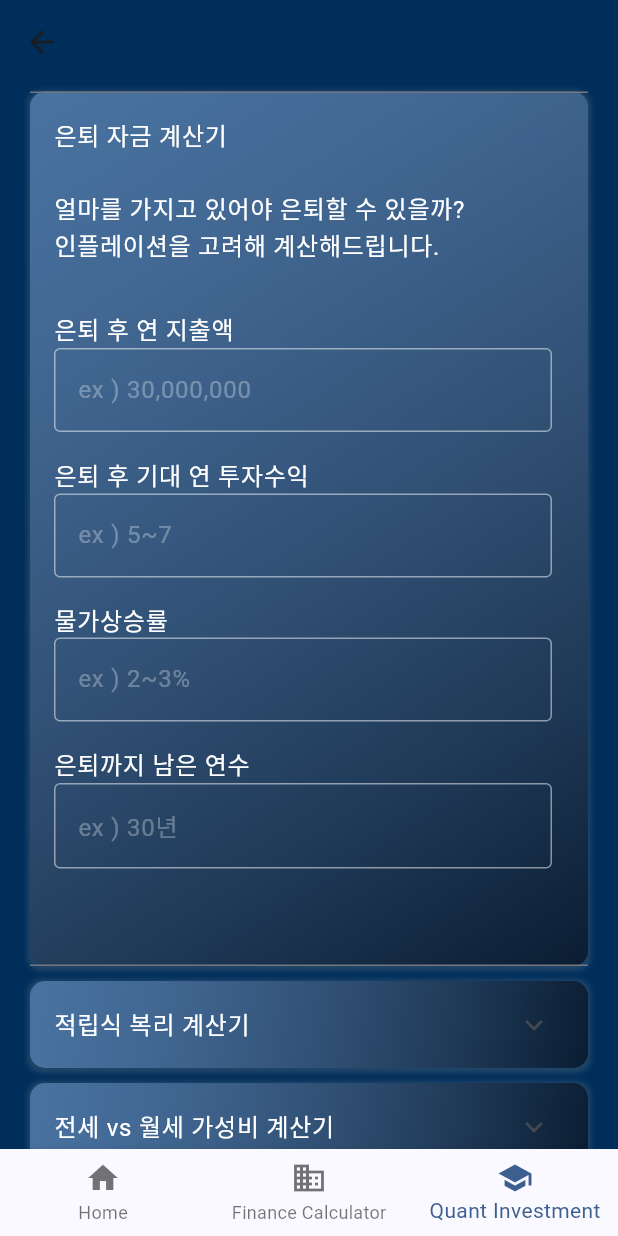
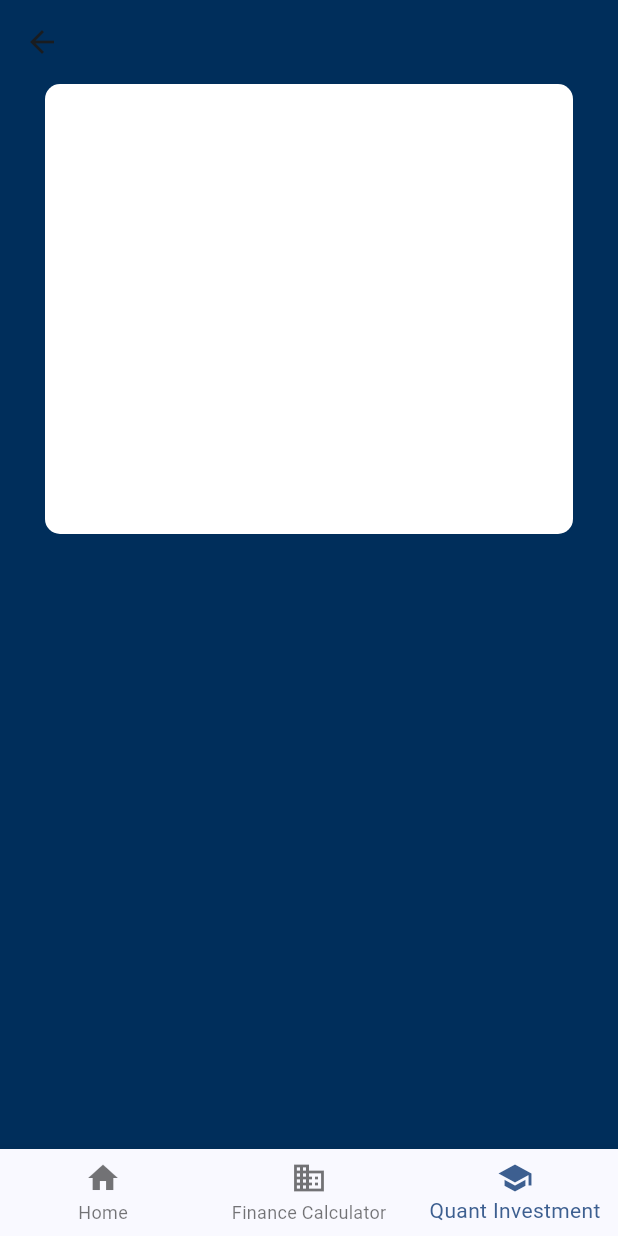
Before and after one commit to MeotJH/quantbot_front, a Flutter app: the screen it shows after launch, item 3 of the bottom bar chosen, on a phone screen of 412 x 824 dp. Run offline on Flutter 3.47's test engine with Material 3 defaults, Android fonts, the phone set to English and light mode, and no system bars; our stand-ins replace dio, flutter_dotenv, flutter_riverpod, freezed_annotation, go_router, url_strategy; network calls fail; Roboto replaces fonts that are missing (PretendardRegular).

Commit message:
Add invest page for new view

```diff
--- a/lib/components/quant_bottom_navagation_bar.dart
+++ b/lib/components/quant_bottom_navagation_bar.dart
@@ -22,7 +22,7 @@ class _QuantBottomNavigationBar extends ConsumerState<QuantBottomNavigationBar>
         context.push('/calculator');
         break;
       case 2:
-        context.push('/calculator');
+        context.push('/quant-investment');
         break;
       default:
         context.push('/');
--- a/lib/main.dart
+++ b/lib/main.dart
@@ -3,6 +3,7 @@ import 'package:flutter_riverpod/flutter_riverpod.dart';
 import 'package:go_router/go_router.dart';
 import 'package:quant_bot_front/views/calculator_page.dart';
 import 'package:quant_bot_front/views/home_page.dart';
+import 'package:quant_bot_front/views/quant_investment.dart';
 import 'package:url_strategy/url_strategy.dart';
 import 'package:flutter_dotenv/flutter_dotenv.dart';
 
@@ -20,6 +21,12 @@ final GoRouter _router = GoRouter(
         return const CalculatorPage();
       },
     ),
+    GoRoute(
+      path: '/quant-investment',
+      builder: (BuildContext context, GoRouterState state) {
+        return const QuantInvestmentPage();
+      },
+    )
   ],
 );
 
--- a/lib/views/calculator_page.dart
+++ b/lib/views/calculator_page.dart
@@ -43,13 +43,11 @@ class _CalculatorPageState extends State<CalculatorPage> {
     if (percent <= inflation) {
       print('연 투자수익이 물가상승률 보다 커야합니다.');
     }
-    final result =
-        money * (pow((1.0 + inflation), year)) / (percent - inflation);
+    final result = money * (pow((1.0 + inflation), year)) / (percent - inflation);
     print('this is result $result');
     retireResult = result.toStringAsFixed(0);
     setState(() {
-      retireResult =
-          " ${parseKoreaMoney(beforeParse: result.toStringAsFixed(0))}원";
+      retireResult = " ${parseKoreaMoney(beforeParse: result.toStringAsFixed(0))}원";
     });
   }
 
@@ -73,12 +71,12 @@ class _CalculatorPageState extends State<CalculatorPage> {
       appBar: AppBar(
         backgroundColor: const Color(0xFF002E5B),
       ),
-      body: Column(
+      body: SingleChildScrollView(
+        child: Column(
           mainAxisAlignment: MainAxisAlignment.start,
           mainAxisSize: MainAxisSize.min,
           children: [
-          SingleChildScrollView(
-            child: Container(
+            Container(
               margin: const EdgeInsets.symmetric(horizontal: 20, vertical: 5),
               decoration: BoxDecoration(
                 borderRadius: BorderRadius.circular(10),
@@ -288,7 +286,6 @@ class _CalculatorPageState extends State<CalculatorPage> {
                     )
                   ]),
             ),
-          ),
             SingleChildScrollView(
               child: Container(
                 margin: const EdgeInsets.symmetric(horizontal: 20, vertical: 5),
@@ -296,8 +293,7 @@ class _CalculatorPageState extends State<CalculatorPage> {
                   borderRadius: BorderRadius.circular(10),
                   boxShadow: [
                     BoxShadow(
-                    color:
-                        Colors.grey.withOpacity(0.2), // Set color with opacity
+                      color: Colors.grey.withOpacity(0.2), // Set color with opacity
                       spreadRadius: 2, // Set the spread radius
                       blurRadius: 2, // Set the blur radius
                       offset: const Offset(0, 1), // Set the shadow offset
@@ -329,8 +325,7 @@ class _CalculatorPageState extends State<CalculatorPage> {
                   borderRadius: BorderRadius.circular(10),
                   boxShadow: [
                     BoxShadow(
-                    color:
-                        Colors.grey.withOpacity(0.2), // Set color with opacity
+                      color: Colors.grey.withOpacity(0.2), // Set color with opacity
                       spreadRadius: 2, // Set the spread radius
                       blurRadius: 2, // Set the blur radius
                       offset: const Offset(0, 1), // Set the shadow offset
@@ -357,6 +352,7 @@ class _CalculatorPageState extends State<CalculatorPage> {
             ),
           ],
         ),
+      ),
       bottomNavigationBar: const QuantBottomNavigationBar(),
     );
   }
--- a/lib/views/home_page.dart
+++ b/lib/views/home_page.dart
@@ -82,8 +82,7 @@ class _HomePageState extends ConsumerState<HomePage> {
                           return TextButton(
                             onPressed: () async {
                               final Uri toLaunch = Uri.parse(data[index].href);
-                              await launchUrl(toLaunch,
-                                  mode: LaunchMode.inAppWebView);
+                              await launchUrl(toLaunch, mode: LaunchMode.inAppWebView);
                             },
                             child: Container(
                               height: 300,
@@ -152,8 +151,7 @@ class _HomePageState extends ConsumerState<HomePage> {
                     return ref.watch(homeMaketProvider).when(
                           data: (data) {
                             return Container(
-                              margin:
-                                  const EdgeInsets.symmetric(horizontal: 20),
+                              margin: const EdgeInsets.symmetric(horizontal: 20),
                               height: 200,
                               decoration: BoxDecoration(
                                 borderRadius: BorderRadius.circular(10),
--- /dev/null
+++ b/lib/views/quant_investment.dart
@@ -0,0 +1,42 @@
+import 'package:flutter/material.dart';
+import 'package:flutter/src/widgets/framework.dart';
+import 'package:flutter_riverpod/flutter_riverpod.dart';
+import 'package:quant_bot_front/components/quant_bottom_navagation_bar.dart';
+
+class QuantInvestmentPage extends ConsumerStatefulWidget {
+  const QuantInvestmentPage({super.key});
+
+  @override
+  ConsumerState<QuantInvestmentPage> createState() => _QuantInvestmentPageState();
+}
+
+class _QuantInvestmentPageState extends ConsumerState<QuantInvestmentPage> {
+  @override
+  Widget build(BuildContext context) {
+    return Scaffold(
+      backgroundColor: const Color(0xFF002E5B),
+      appBar: AppBar(
+        backgroundColor: const Color(0xFF002E5B),
+      ),
+      body: SingleChildScrollView(
+        child: Column(
+          children: [
+            Container(
+              margin: const EdgeInsets.symmetric(horizontal: 30),
+              height: 300,
+              decoration: BoxDecoration(
+                borderRadius: BorderRadius.circular(10),
+                color: Colors.white,
+              ),
+              child: const Center(
+                  child: Column(
+                children: [],
+              )),
+            )
+          ],
+        ),
+      ),
+      bottomNavigationBar: const QuantBottomNavigationBar(),
+    );
+  }
+}
```
Lines whose indentation alone changed are shown as unchanged.
